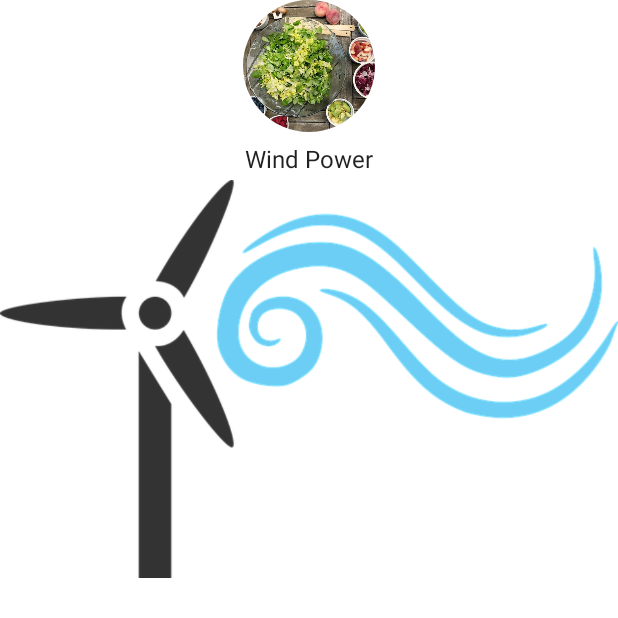
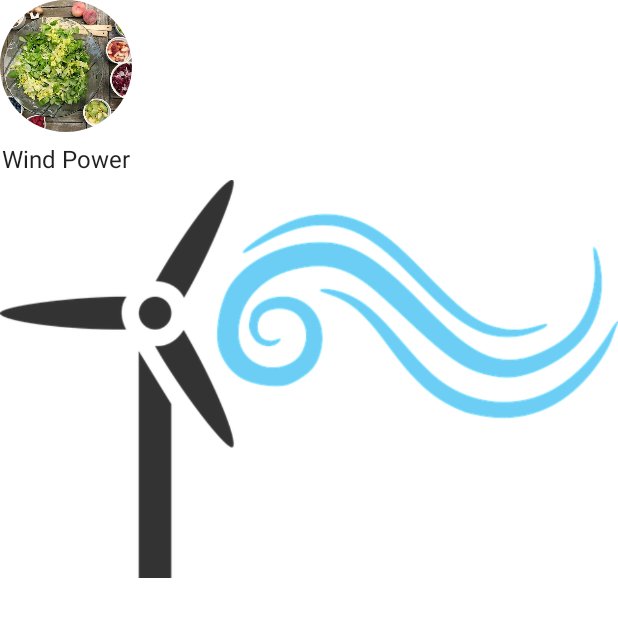
Before and after one commit to Luccien/questionaire02, an Android app built with Jetpack Compose: the screen it shows after launch (MainActivity), on a phone screen of 412 x 824 dp, the top half of it. Run offline under Robolectric (Android 15) with nearby library versions, the phone set to English and light mode, and no system bars.

Commit message:
column now working correctly

```diff
--- a/app/src/main/java/de/lu/questionaire02/MainActivity.kt
+++ b/app/src/main/java/de/lu/questionaire02/MainActivity.kt
@@ -35,12 +35,31 @@ class MainActivity : ComponentActivity() {
                     modifier = Modifier.fillMaxSize(),
                     color = MaterialTheme.colors.background
                 ) {
-                    Column(modifier = Modifier.fillMaxSize()) {
-                        Greeting()
-                        //FavoriteCollectionCard()
+                       StartScreen()
+
                     }
                 }
             }
+        }
+    }
+
+@Preview(showBackground = true)
+@Composable
+fun StartScreen(modifier: Modifier = Modifier) {
+    Box(
+        modifier = Modifier
+            //.background(DeepBlue)
+            .fillMaxSize()
+    ) {
+
+        Column(
+            //horizontalAlignment = Alignment.CenterHorizontally,
+            //modifier = modifier.fillMaxSize()
+        )
+        {
+
+            TopMenu()
+            MiddleMenu()
         }
     }
 }
@@ -48,10 +67,12 @@ class MainActivity : ComponentActivity() {
 
 
 @Composable
-fun Greeting(modifier: Modifier = Modifier) {
-Column(
-    horizontalAlignment = Alignment.CenterHorizontally,
-    modifier = modifier.fillMaxSize()) {
+fun TopMenu(modifier: Modifier = Modifier) {
+    Column(
+        horizontalAlignment = Alignment.CenterHorizontally,
+        //modifier = modifier.fillMaxSize() // this will cause error with following elements
+        )
+    {
     Image(
         painter = painterResource(id = R.drawable.p1food ),
         contentDescription = null,
@@ -66,17 +87,23 @@ Column(
         modifier = Modifier
             .paddingFromBaseline(top = 24.dp, bottom = 8.dp)
     )
-    FavoriteCollectionCard()
+    //FavoriteCollectionCard()
 }
 
 }
-
+@Composable
+fun MiddleMenu222(modifier: Modifier = Modifier) {
+    Text(
+        "stringResource()llllllllllllllllllllllllllllll"
+    )
+}
 
 @Composable
-fun FavoriteCollectionCard(modifier: Modifier = Modifier) {
+fun MiddleMenu(modifier: Modifier = Modifier) {
     Column(
         horizontalAlignment = Alignment.CenterHorizontally,
-        modifier = modifier.fillMaxSize()) {
+        //modifier = modifier.fillMaxSize()
+    ) {
         Surface(
             modifier = Modifier.fillMaxSize()
         ) {
@@ -93,14 +120,3 @@ fun FavoriteCollectionCard(modifier: Modifier = Modifier) {
         }
     }
 }
-
-
-
-
-@Preview(showBackground = true)
-@Composable
-fun DefaultPreview() {
-    Questionaire02Theme {
-        Greeting()
-    }
-}
```
